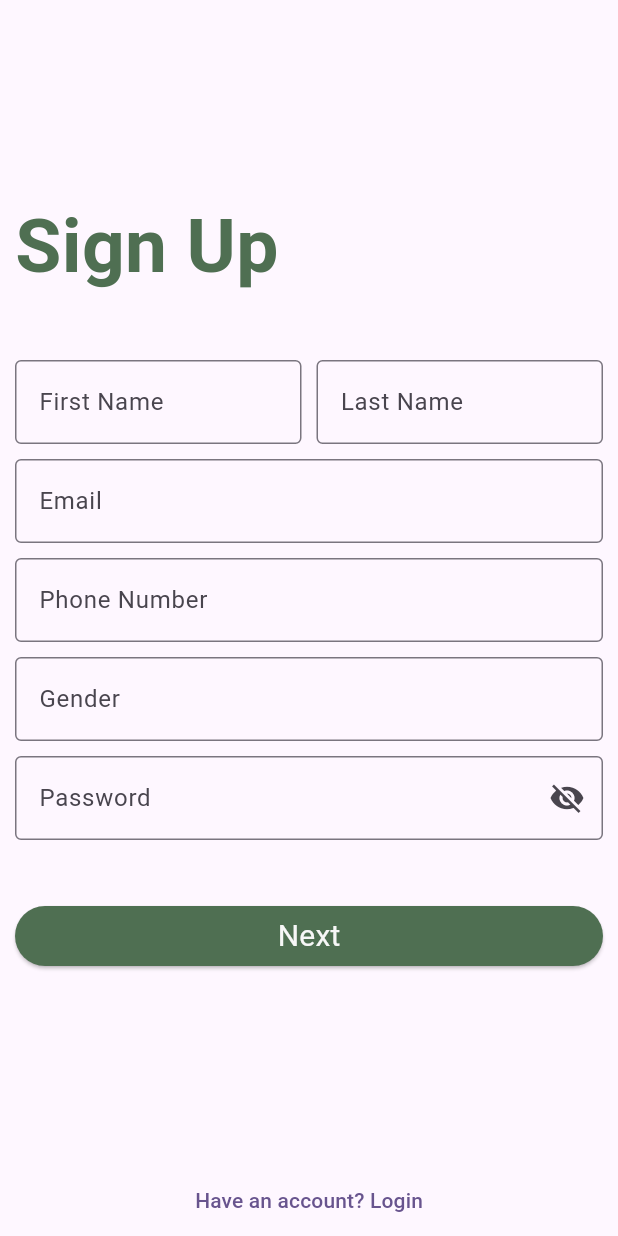
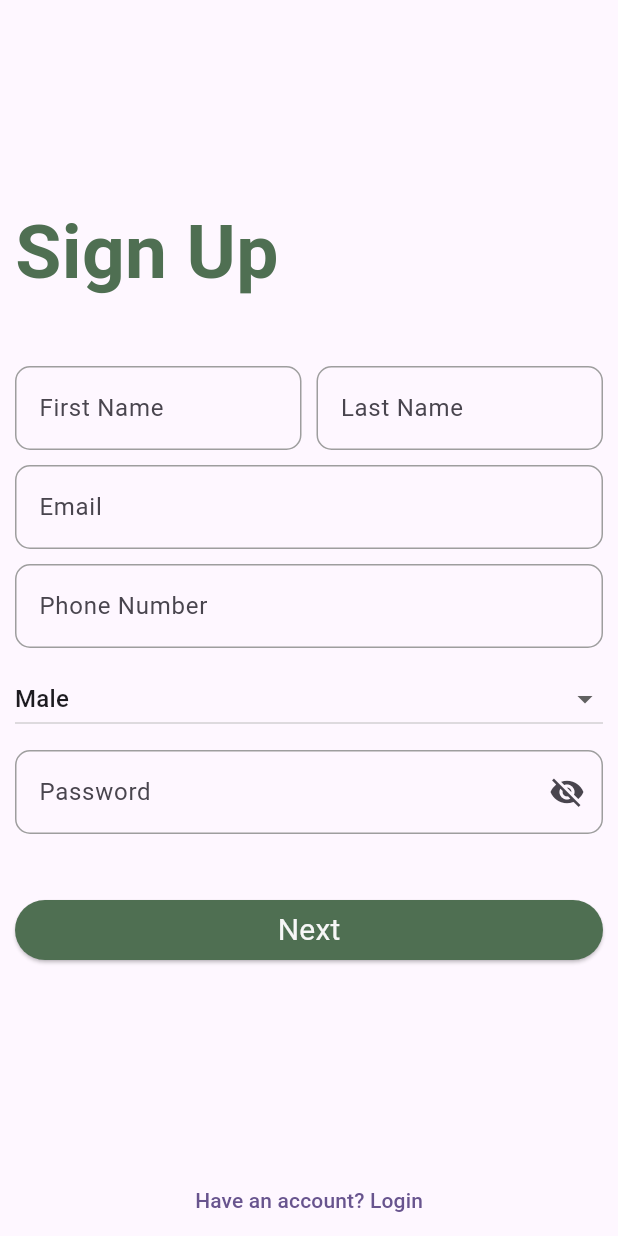
Before and after one commit to exxsid/TerraTreats, a Flutter app: the SignUp screen opened directly, on a phone screen of 412 x 824 dp. Run offline on Flutter 3.47's test engine with Material 3 defaults, Android fonts, the phone set to English and light mode, and no system bars; our stand-ins replace auto_size_text, email_validator, flutter_dotenv, flutter_riverpod, ionicons; Roboto replaces fonts that are missing (Montserrat).

Commit message:
added form validation for signup

```diff
--- a/client/lib/screens/signup.dart
+++ b/client/lib/screens/signup.dart
@@ -1,9 +1,12 @@
 import 'package:flutter/material.dart';
-import 'package:terratreats/screens/otp.dart';
+import 'package:email_validator/email_validator.dart';
 
 import 'package:terratreats/utils/app_theme.dart';
 import 'package:terratreats/widgets/primary_button.dart';
 import 'package:terratreats/screens/address_signup_screen.dart';
+
+// gender
+final List<String> _genders = <String>["Male", "Female"];
 
 class SignUp extends StatefulWidget {
   const SignUp({super.key});
@@ -15,12 +18,38 @@ class SignUp extends StatefulWidget {
 class _SignUpState extends State<SignUp> {
   bool _passwordVisible = true;
 
+  final GlobalKey<FormState> _formKey = GlobalKey<FormState>();
+
+  String? _validateInput(String? value) {
+    if (value!.isEmpty) {
+      return "This field is required";
+    }
+    return null;
+  }
+
+  String? _emailValidate(String? value) {
+    if (value!.isEmpty) {
+      return "This field is required";
+    }
+
+    if (!EmailValidator.validate(value!)) {
+      return "Wrong email format.";
+    }
+
+    return null;
+  }
+
+  String _genderValue = _genders.first;
+
   @override
   Widget build(BuildContext context) {
     double screenHeight = MediaQuery.of(context).size.height;
     double screenWidth = MediaQuery.of(context).size.width;
+
     return Scaffold(
       body: SingleChildScrollView(
+        child: Form(
+          key: _formKey,
           child: Container(
             padding: const EdgeInsets.symmetric(
               horizontal: 10,
@@ -46,26 +75,44 @@ class _SignUpState extends State<SignUp> {
                       const SizedBox(
                         height: 40,
                       ),
-                    const Row(
+                      Row(
                         mainAxisAlignment: MainAxisAlignment.spaceBetween,
                         children: [
                           Flexible(
-                          child: TextField(
+                            child: TextFormField(
                               decoration: InputDecoration(
                                 labelText: 'First Name',
                                 border: OutlineInputBorder(),
+                                enabledBorder: OutlineInputBorder(
+                                  borderRadius: BorderRadius.circular(10.0),
+                                  borderSide: BorderSide(color: Colors.grey),
                                 ),
+                                errorBorder: OutlineInputBorder(
+                                  borderRadius: BorderRadius.circular(10.0),
+                                  borderSide: BorderSide(color: Colors.red),
+                                ),
+                              ),
+                              validator: _validateInput,
                             ),
                           ),
                           SizedBox(
                             width: 10,
                           ),
                           Flexible(
-                          child: TextField(
+                            child: TextFormField(
                               decoration: InputDecoration(
                                 labelText: 'Last Name',
                                 border: OutlineInputBorder(),
+                                enabledBorder: OutlineInputBorder(
+                                  borderRadius: BorderRadius.circular(10.0),
+                                  borderSide: BorderSide(color: Colors.grey),
                                 ),
+                                errorBorder: OutlineInputBorder(
+                                  borderRadius: BorderRadius.circular(10.0),
+                                  borderSide: BorderSide(color: Colors.red),
+                                ),
+                              ),
+                              validator: _validateInput,
                             ),
                           ),
                         ],
@@ -73,35 +120,62 @@ class _SignUpState extends State<SignUp> {
                       const SizedBox(
                         height: 10,
                       ),
-                    const TextField(
+                      TextFormField(
                         decoration: InputDecoration(
                           border: OutlineInputBorder(),
                           labelText: "Email",
+                          enabledBorder: OutlineInputBorder(
+                            borderRadius: BorderRadius.circular(10.0),
+                            borderSide: BorderSide(color: Colors.grey),
                           ),
+                          errorBorder: OutlineInputBorder(
+                            borderRadius: BorderRadius.circular(10.0),
+                            borderSide: BorderSide(color: Colors.red),
+                          ),
+                        ),
+                        validator: _emailValidate,
                       ),
                       const SizedBox(
                         height: 10,
                       ),
-                    const TextField(
+                      TextFormField(
                         decoration: InputDecoration(
                           border: OutlineInputBorder(),
                           labelText: "Phone Number",
+                          enabledBorder: OutlineInputBorder(
+                            borderRadius: BorderRadius.circular(10.0),
+                            borderSide: BorderSide(color: Colors.grey),
                           ),
+                          errorBorder: OutlineInputBorder(
+                            borderRadius: BorderRadius.circular(10.0),
+                            borderSide: BorderSide(color: Colors.red),
+                          ),
+                        ),
+                        validator: _validateInput,
                       ),
                       const SizedBox(
                         height: 10,
                       ),
-                    // TODO convert gender textfield to combobox
-                    const TextField(
-                      decoration: InputDecoration(
-                        border: OutlineInputBorder(),
-                        labelText: "Gender",
-                      ),
+                      DropdownButton(
+                        value: _genderValue,
+                        onChanged: (value) {
+                          setState(() {
+                            _genderValue = value!;
+                          });
+                        },
+                        items: _genders
+                            .map<DropdownMenuItem<String>>((String value) {
+                          return DropdownMenuItem<String>(
+                            value: value,
+                            child: Text(value),
+                          );
+                        }).toList(),
+                        isExpanded: true,
                       ),
                       const SizedBox(
                         height: 10,
                       ),
-                    TextField(
+                      TextFormField(
                         obscureText: _passwordVisible,
                         decoration: InputDecoration(
                           border: const OutlineInputBorder(),
@@ -118,7 +192,16 @@ class _SignUpState extends State<SignUp> {
                               });
                             },
                           ),
+                          enabledBorder: OutlineInputBorder(
+                            borderRadius: BorderRadius.circular(10.0),
+                            borderSide: BorderSide(color: Colors.grey),
                           ),
+                          errorBorder: OutlineInputBorder(
+                            borderRadius: BorderRadius.circular(10.0),
+                            borderSide: BorderSide(color: Colors.red),
+                          ),
+                        ),
+                        validator: _validateInput,
                       ),
                       const SizedBox(
                         height: 40,
@@ -126,6 +209,9 @@ class _SignUpState extends State<SignUp> {
                       PrimaryButton(
                         text: "Next",
                         onPressed: () {
+                          if (!_formKey.currentState!.validate()) {
+                            return;
+                          }
                           Navigator.push(
                             context,
                             MaterialPageRoute(
@@ -150,6 +236,7 @@ class _SignUpState extends State<SignUp> {
             ),
           ),
         ),
+      ),
     );
   }
 }
```
Lines whose indentation alone changed are shown as unchanged.
